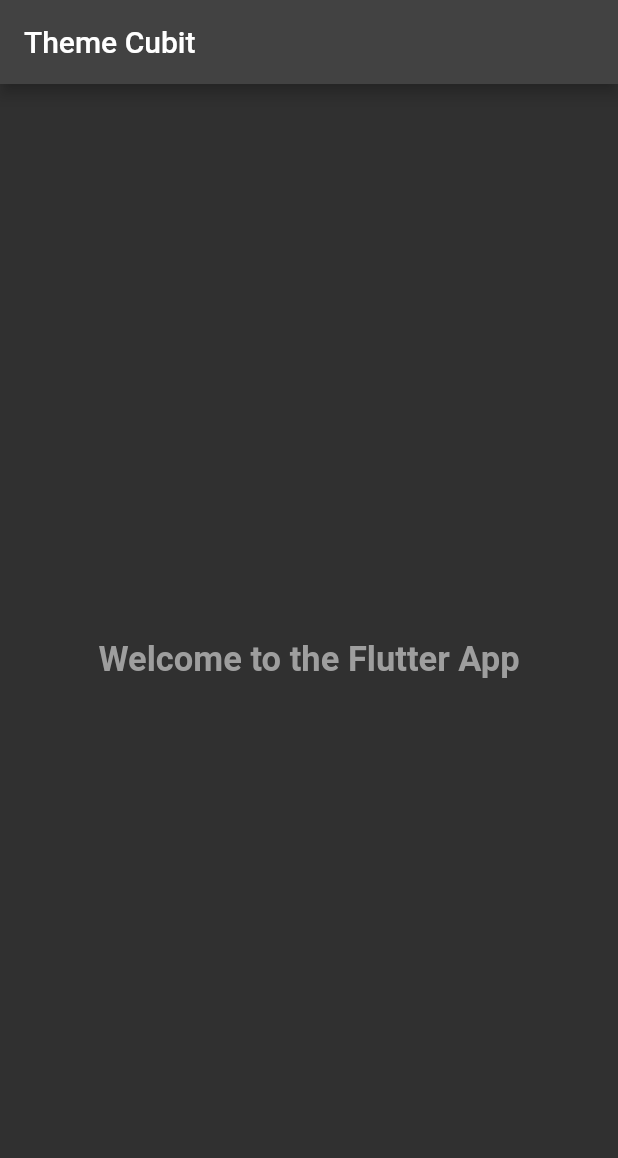
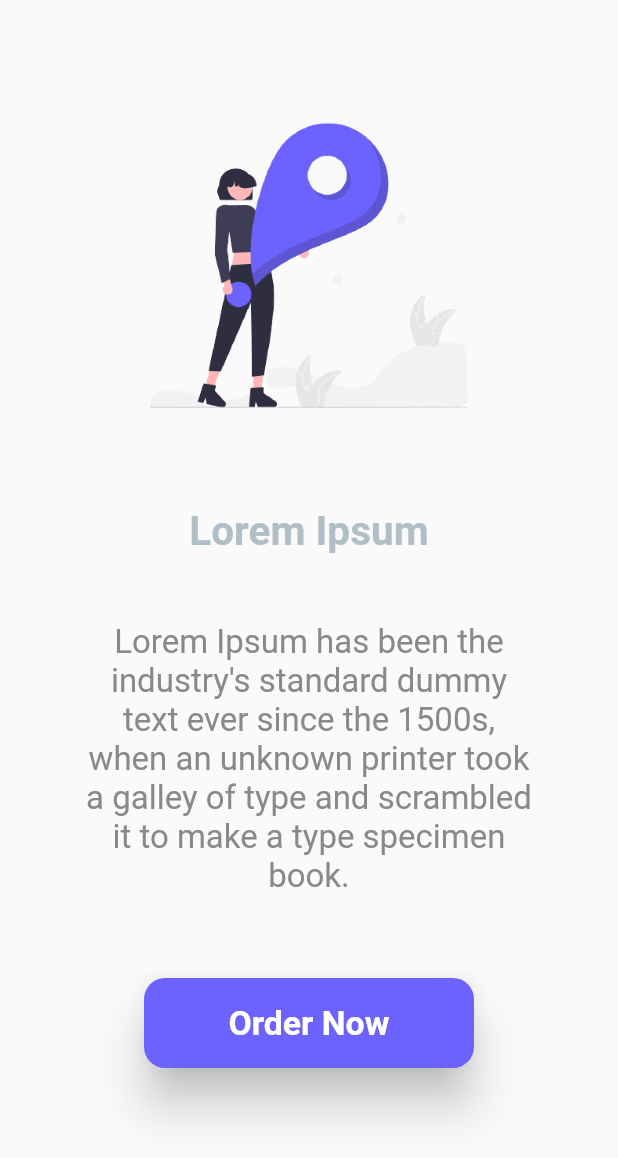
Before and after one commit to iamnijat/theme-cubit, a Flutter app: the screen it shows after launch, on a phone screen of 412 x 824 dp. Shown: the top 1158 px of the screen. Run offline on Flutter 3.47's test engine with Material 2 defaults, Android fonts, the phone set to English and light mode, and no system bars; drawn by our look-alikes of animated_text_kit, delayed_display; our stand-ins replace bloc, device_preview, flutter_bloc; Roboto replaces fonts that are missing (Raleway, RobotoCondensed).

Commit message:
Files Updated UI

```diff
--- a/lib/app.dart
+++ b/lib/app.dart
@@ -47,7 +47,8 @@ class ThemeChange extends StatelessWidget {
       debugShowCheckedModeBanner: false,
       theme: AppTheme.lightTheme,
       darkTheme: AppTheme.darkTheme,
-      themeMode: ThemeMode.dark,
+      themeMode:
+          context.select((ThemeCubit themeCubit) => themeCubit.state.themeMode),
       home: const IntroScreen(),
     );
   }
--- a/lib/presentation/screens/intro_screen.dart
+++ b/lib/presentation/screens/intro_screen.dart
@@ -1,4 +1,8 @@
 import 'package:flutter/material.dart';
+import 'package:theme_cubit/presentation/widgets/intro_button.dart';
+import 'package:theme_cubit/presentation/widgets/intro_description.dart';
+import 'package:theme_cubit/presentation/widgets/intro_slider.dart';
+import 'package:theme_cubit/presentation/widgets/intro_title.dart';
 
 class IntroScreen extends StatefulWidget {
   const IntroScreen({Key key}) : super(key: key);
@@ -11,11 +15,18 @@ class _IntroScreenState extends State<IntroScreen> {
   @override
   Widget build(BuildContext context) {
     return Scaffold(
-      appBar: AppBar(title: const Text("Theme Cubit"),),
-      body: const Center(
-        child: Text(
-          "Welcome to the Flutter App",
-          style: TextStyle(color: Colors.grey, fontSize: 23, fontWeight: FontWeight.bold),
+      body: SingleChildScrollView(
+        physics: const ClampingScrollPhysics(),
+        child: Column(
+          children: const <Widget>[
+            IntroSlider(),
+            IntroTitle(),
+            IntroDescription(),
+            SizedBox(
+              height: 55,
+            ),
+            IntroButton(),
+          ],
         ),
       ),
     );
--- /dev/null
+++ b/lib/presentation/widgets/intro_button.dart
@@ -0,0 +1,47 @@
+import 'package:delayed_display/delayed_display.dart';
+import 'package:flutter/material.dart';
+
+class IntroButton extends StatelessWidget {
+  const IntroButton({
+    Key key,
+  }) : super(key: key);
+
+  @override
+  Widget build(BuildContext context) {
+    return Align(
+      alignment: Alignment.center,
+      child: Container(
+        padding: const EdgeInsets.only(
+          left: 20,
+          right: 20,
+        ),
+        height: 60,
+        width: 260,
+        child: DelayedDisplay(
+          delay: const Duration(seconds: 5), //seconds 5
+          fadingDuration: const Duration(seconds: 1), //seconds 2
+          slidingCurve: Curves.easeInCirc,
+          child: Material(
+            borderRadius: BorderRadius.circular(14.0),
+            shadowColor: Colors.black,
+            color: const Color.fromRGBO(108, 99, 255, 1),
+            elevation: 13.0,
+            child: TextButton(
+              onPressed: () {},
+              child: const Center(
+                child: Text(
+                  'Order Now',
+                  style: TextStyle(
+                      color: Colors.white,
+                      fontSize: 22.5,
+                      fontWeight: FontWeight.bold,
+                      fontFamily: 'Raleway'),
+                ),
+              ),
+            ),
+          ),
+        ),
+      ),
+    );
+  }
+}
--- /dev/null
+++ b/lib/presentation/widgets/intro_description.dart
@@ -0,0 +1,26 @@
+import 'package:delayed_display/delayed_display.dart';
+import 'package:flutter/material.dart';
+
+class IntroDescription extends StatelessWidget {
+  const IntroDescription({Key key}) : super(key: key);
+
+  @override
+  Widget build(BuildContext context) {
+    return const Padding(
+      padding: EdgeInsets.only(left: 55, right: 55, top: 45),
+      child: DelayedDisplay(
+        delay: Duration(seconds: 4),
+        fadingDuration: Duration(seconds: 1),
+        child: Text(
+            "Lorem Ipsum has been the industry's standard dummy text ever since the 1500s, when an unknown printer took a galley of type and scrambled it to make a type specimen book.",
+            textAlign: TextAlign.center,
+            style: TextStyle(
+              color: Color.fromRGBO(137, 137, 137, 1),
+              fontSize: 22,
+              fontWeight: FontWeight.w400,
+              fontFamily: "RobotoCondensed",
+            )),
+      ),
+    );
+  }
+}
--- /dev/null
+++ b/lib/presentation/widgets/intro_slider.dart
@@ -0,0 +1,39 @@
+import 'package:flutter/material.dart';
+
+class IntroSlider extends StatefulWidget {
+  const IntroSlider({Key key}) : super(key: key);
+
+  @override
+  _IntroSliderState createState() => _IntroSliderState();
+}
+
+class _IntroSliderState extends State<IntroSlider>
+    with SingleTickerProviderStateMixin {
+  final Tween<double> _scaleTween = Tween<double>(begin: 1, end: 1.4);
+
+  @override
+  Widget build(BuildContext context) {
+    return TweenAnimationBuilder(
+      tween: _scaleTween,
+      duration: const Duration(seconds: 6), //seconds : 6
+      builder: (context, scale, child) {
+        return Transform.scale(scale: scale, child: child);
+      },
+      child: Padding(
+        padding: const EdgeInsets.only(top: 78, left: 13.5, right: 13.5),
+        child: Center(
+          child: Container(
+            width: 200,
+            height: 160,
+            decoration: const BoxDecoration(
+              image: DecorationImage(
+                image: AssetImage("assets/images/current1.png"),
+                fit: BoxFit.cover,
+              ),
+            ),
+          ),
+        ),
+      ),
+    );
+  }
+}
--- /dev/null
+++ b/lib/presentation/widgets/intro_title.dart
@@ -0,0 +1,28 @@
+import 'package:animated_text_kit/animated_text_kit.dart';
+import 'package:flutter/material.dart';
+
+class IntroTitle extends StatelessWidget {
+  const IntroTitle({Key key}) : super(key: key);
+
+  @override
+  Widget build(BuildContext context) {
+    return Padding(
+      padding: const EdgeInsets.only(top: 100),
+      child: DefaultTextStyle(
+        textAlign: TextAlign.center,
+        style: TextStyle(
+          color: Theme.of(context).accentColor,
+          fontSize: 27,
+          fontWeight: FontWeight.bold,
+          fontFamily: "Raleway",
+        ),
+        child: AnimatedTextKit(
+          animatedTexts: [
+            WavyAnimatedText("Lorem Ipsum"),
+          ],
+          isRepeatingAnimation: false,
+        ),
+      ),
+    );
+  }
+}
--- a/pubspec.yaml
+++ b/pubspec.yaml
@@ -36,6 +36,8 @@ dependencies:
   cupertino_icons: ^1.0.2
   device_preview: ^0.8.0
   flutter_bloc: ^7.0.0
+  animated_text_kit: ^4.2.1
+  delayed_display: ^2.0.0
 
 dev_dependencies:
   flutter_test:
@@ -60,8 +62,8 @@ flutter:
   uses-material-design: true
 
   # To add assets to your application, add an assets section, like this:
-  # assets:
-  #   - images/a_dot_burr.jpeg
+  assets:
+     - assets/images/
   #   - images/a_dot_ham.jpeg
 
   # An image asset can refer to one or more resolution-specific "variants", see
```
Also changed, not shown: assets/images/current1.png (added), pubspec.lock, 1 other file.
